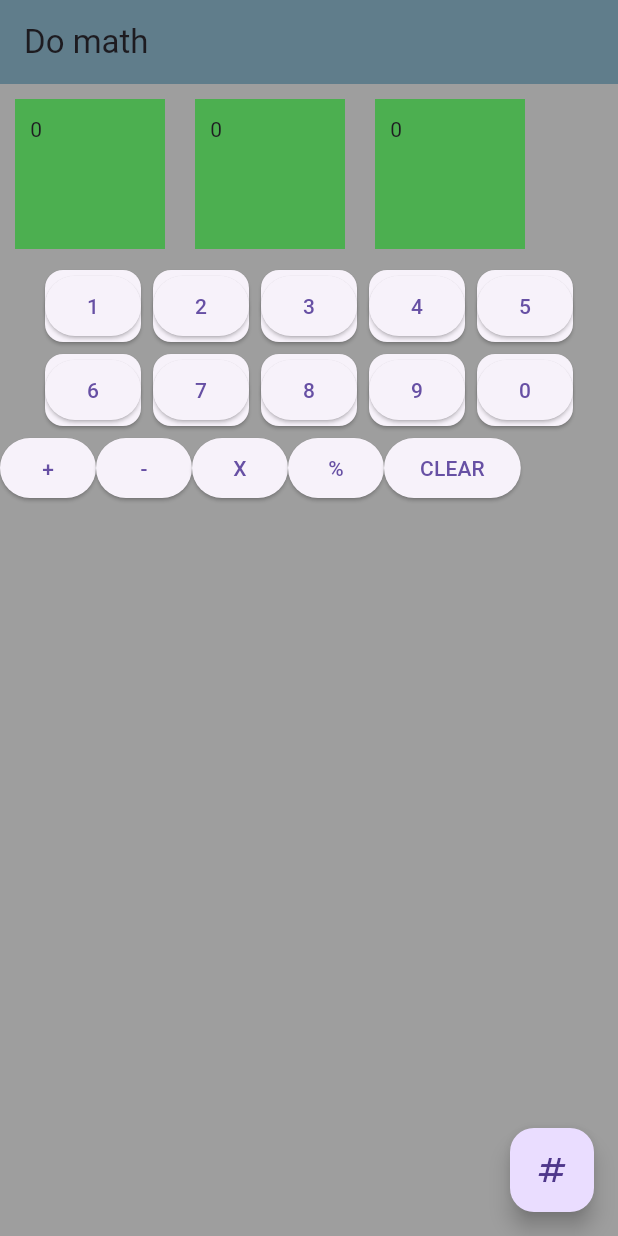
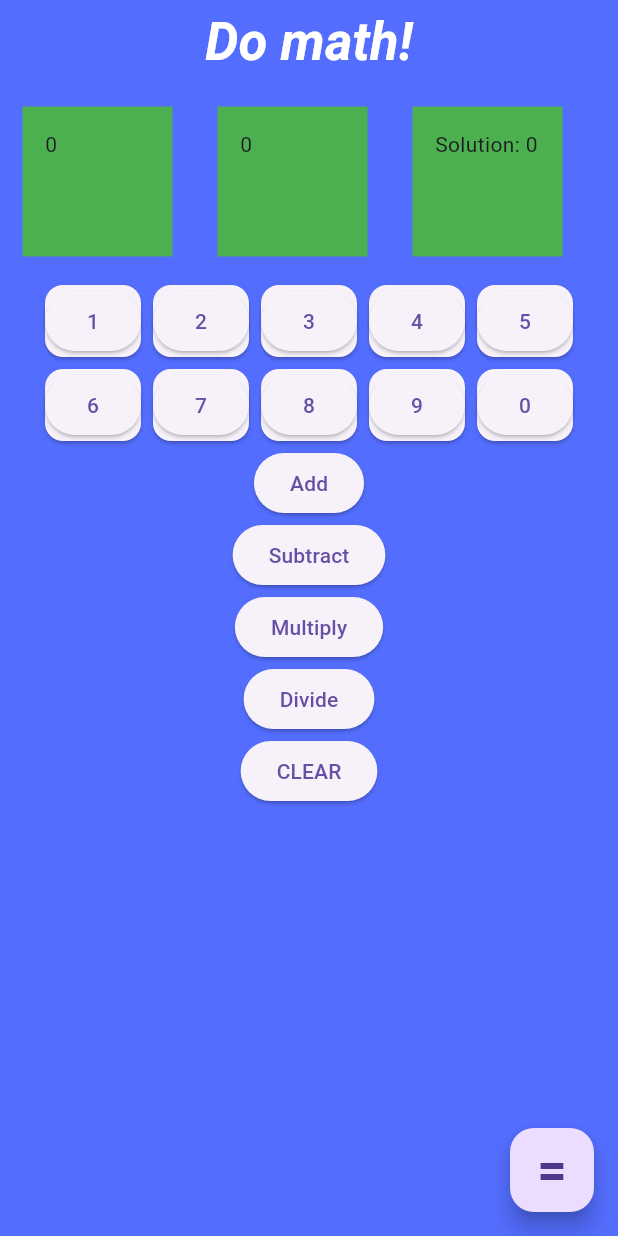
Before and after one commit to DylanBozarth/currency-converter, a Flutter app: the screen it shows after launch, on a phone screen of 412 x 824 dp. Run offline on Flutter 3.47's test engine with Material 3 defaults, Android fonts, the phone set to English and light mode, and no system bars.

```diff
--- a/lib/main.dart
+++ b/lib/main.dart
@@ -100,42 +100,50 @@ class _MathMakerState extends State<MathMaker> {
   Widget build(BuildContext context) {
     return MaterialApp(
       home: Scaffold(
-        backgroundColor: Colors.grey,
+        backgroundColor: Colors.indigoAccent,
         appBar: AppBar(
-            backgroundColor: Colors.blueGrey, title: const Text('Do math')),
-        body: Column(
-          children: [
+            backgroundColor: Colors.indigoAccent,
+            centerTitle: true,
+            title: const Text(
+                style: TextStyle(
+                  fontSize: 35, // Font size
+                  fontWeight: FontWeight.bold, // Text weight
+                  color: Colors.white, // Text color
+                  fontStyle: FontStyle.italic, // Text style (normal, italic)
+                ),
+                'Do math!')),
+        body: Column(children: [
           Row(
             children: [
               Container(
                 color: Colors.green,
-                  margin: const EdgeInsets.all(10),
-                  padding: const EdgeInsets.all(10),
+                margin: const EdgeInsets.all(15),
+                padding: const EdgeInsets.all(15),
                 height: 100,
                 width: 100,
                 child: Text('$firstOperator'), //Selector number 1
               ),
               Container(
                 color: Colors.green,
-                  margin: const EdgeInsets.all(10),
-                  padding: const EdgeInsets.all(10),
+                margin: const EdgeInsets.all(15),
+                padding: const EdgeInsets.all(15),
                 height: 100,
                 width: 100,
                 child: Text('$secondOperator'), // selector number 2
               ),
               Container(
                 color: Colors.green,
-                  margin: const EdgeInsets.all(10),
-                  padding: const EdgeInsets.all(10),
+                margin: const EdgeInsets.all(15),
+                padding: const EdgeInsets.all(15),
                 height: 100,
                 width: 100,
-                  child: Text('$solution'), // Solution
+                child: Text('Solution: $solution'), // Solution
               )
             ],
           ),
           Wrap(
-              alignment: WrapAlignment
-                  .start, // Align children to the start of each line
+            alignment:
+                WrapAlignment.start, // Align children to the start of each line
             children: [
               Card(
                   child: ElevatedButton(
@@ -219,7 +227,7 @@ class _MathMakerState extends State<MathMaker> {
               ))
             ],
           ),
-            Row(
+          Wrap(
             children: [
               Center(
                   child: ElevatedButton(
@@ -227,7 +235,7 @@ class _MathMakerState extends State<MathMaker> {
                   // Pass a value when the button is pressed
                   changeOperator('+');
                 },
-                  child: const Text('+'),
+                child: const Text('Add'),
               )),
               Center(
                   child: ElevatedButton(
@@ -235,7 +243,7 @@ class _MathMakerState extends State<MathMaker> {
                   // Pass a value when the button is pressed
                   changeOperator('-');
                 },
-                  child: const Text('-'),
+                child: const Text('Subtract'),
               )),
               Center(
                   child: ElevatedButton(
@@ -243,7 +251,7 @@ class _MathMakerState extends State<MathMaker> {
                   // Pass a value when the button is pressed
                   changeOperator('X');
                 },
-                  child: const Text('X'),
+                child: const Text('Multiply'),
               )),
               Center(
                   child: ElevatedButton(
@@ -251,7 +259,7 @@ class _MathMakerState extends State<MathMaker> {
                   // Pass a value when the button is pressed
                   changeOperator('%');
                 },
-                  child: const Text('%'),
+                child: const Text('Divide'),
               )),
               Center(
                   child: ElevatedButton(
@@ -260,10 +268,15 @@ class _MathMakerState extends State<MathMaker> {
               )),
             ],
           ),
-          ],
+        ]),
+        floatingActionButton: FloatingActionButton(
+            onPressed: doMath,
+            child: const Text(
+                style: TextStyle(
+                  fontSize: 35, // Font size
+                  fontWeight: FontWeight.bold,
                 ),
-        floatingActionButton: FloatingActionButton(
-            onPressed: doMath, child: const Icon(Icons.numbers_sharp)),
+                '=')),
       ),
     );
   }
```
Lines whose indentation alone changed are shown as unchanged.
